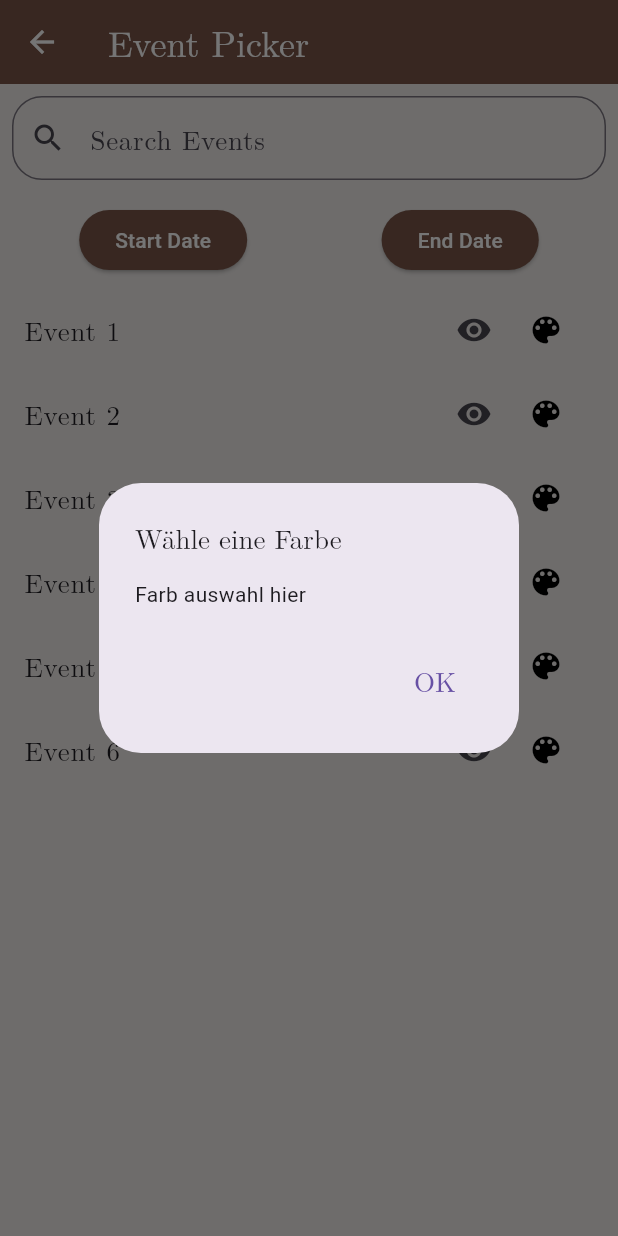
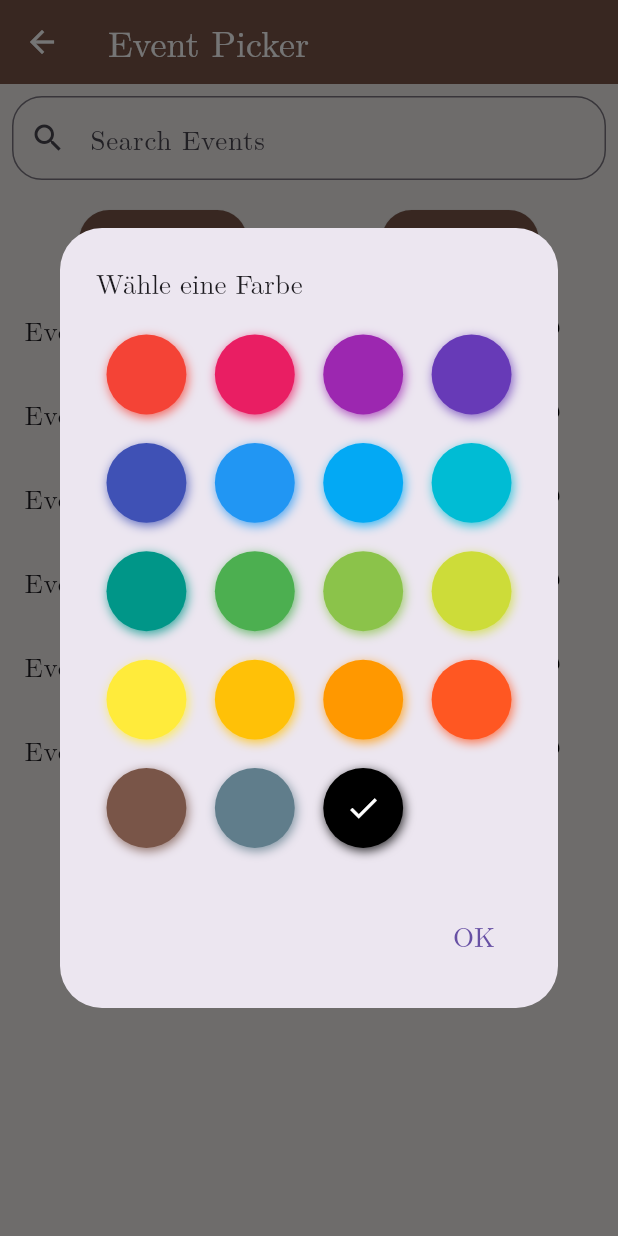
Before and after one commit to SirSirom/ProjectCoCo, a Flutter app: the EventPickerScreen screen opened by its route, after a tap on the "color lens" icon, on a phone screen of 412 x 824 dp. Run offline on Flutter 3.47's test engine with Material 3 defaults, Android fonts, the phone set to English and light mode, and no system bars; drawn by our look-alikes of flutter_colorpicker.

Commit message:
colorpicker rough

```diff
--- a/lib/eventpickerscreen.dart
+++ b/lib/eventpickerscreen.dart
@@ -1,8 +1,10 @@
 import 'package:flutter/material.dart';
-import 'package:flutter/rendering.dart';
+import 'package:flutter_colorpicker/flutter_colorpicker.dart';
 
 class EventPickerScreen extends StatefulWidget {
-  @override
+  const EventPickerScreen({super.key});
+
+@override
   _EventPickerScreenState createState() => _EventPickerScreenState();
 }
 
@@ -10,7 +12,7 @@ class _EventPickerScreenState extends State<EventPickerScreen> {
   final TextEditingController _searchController = TextEditingController();
   DateTime? _startDate;
   DateTime? _endDate;
-  List<String> _events = [
+  final List<String> _events = [
     "Event 1",
     "Event 2",
     "Event 3",
@@ -174,8 +176,28 @@ class _EventPickerScreenState extends State<EventPickerScreen> {
                                 builder: (BuildContext context) {
                                   return AlertDialog(
                                     title: Text("Wähle eine Farbe", style: TextStyle(fontSize: 18, fontFamily: 'NewComputerModern', )),
-                                    content: Text("Farb auswahl hier"),
-                                    actions: [TextButton(onPressed: ()=>Navigator.pop(context), child: Text("OK", style: TextStyle(fontSize: 18, fontFamily: 'NewComputerModern', )))],
+                                    content: SingleChildScrollView(
+                                      child: BlockPicker(
+                                        pickerColor: _eventColor[eventIndex],
+                                        onColorChanged: (Color color) {
+                                          setState(() {
+                                            _eventColor[eventIndex] = color;
+                                          });
+                                        },
+                                      ),
+                                    ),
+                                    actions: [
+                                      TextButton(
+                                        onPressed: () {
+                                          Navigator.pop(context);
+                                        },
+                                        child: Text(
+                                          "OK",
+                                          style: TextStyle(fontSize: 18, fontFamily: 'NewComputerModern', ),
+                                        ),
+                                      ),
+                                    ],
+
                                   );
                                 },
                               );
--- a/pubspec.yaml
+++ b/pubspec.yaml
@@ -34,6 +34,7 @@ dependencies:
   # The following adds the Cupertino Icons font to your application.
   # Use with the CupertinoIcons class for iOS style icons.
   cupertino_icons: ^1.0.8
+  flutter_colorpicker: ^1.1.0
 
 dev_dependencies:
   flutter_test:
```
Also changed, not shown: pubspec.lock.
